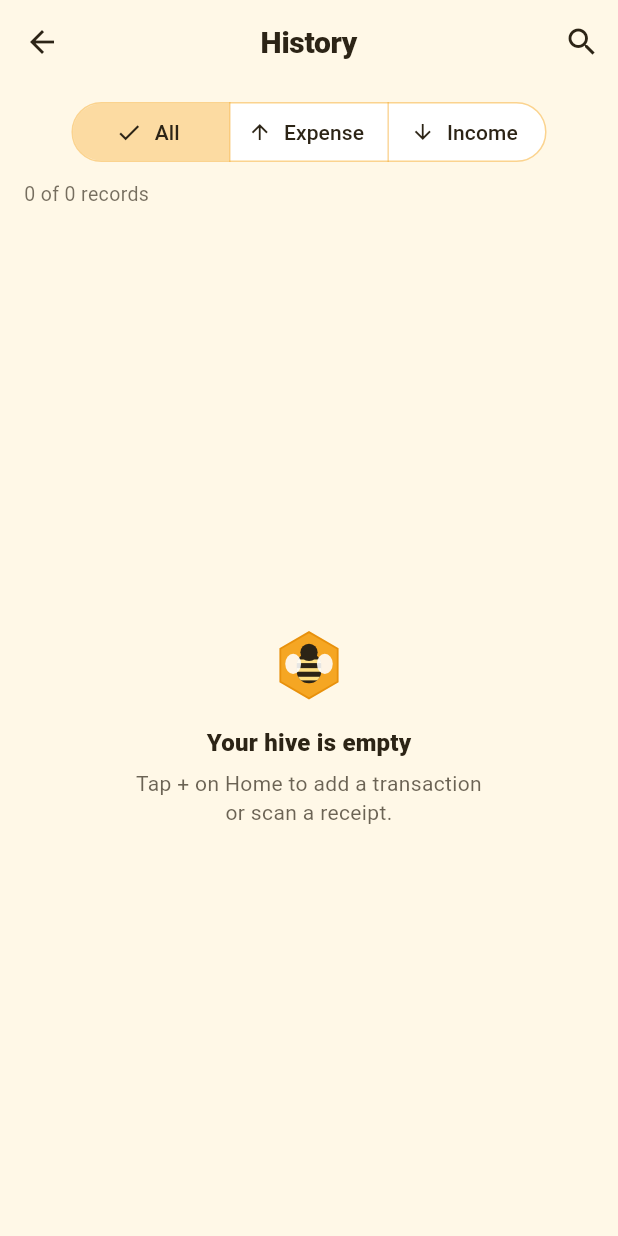
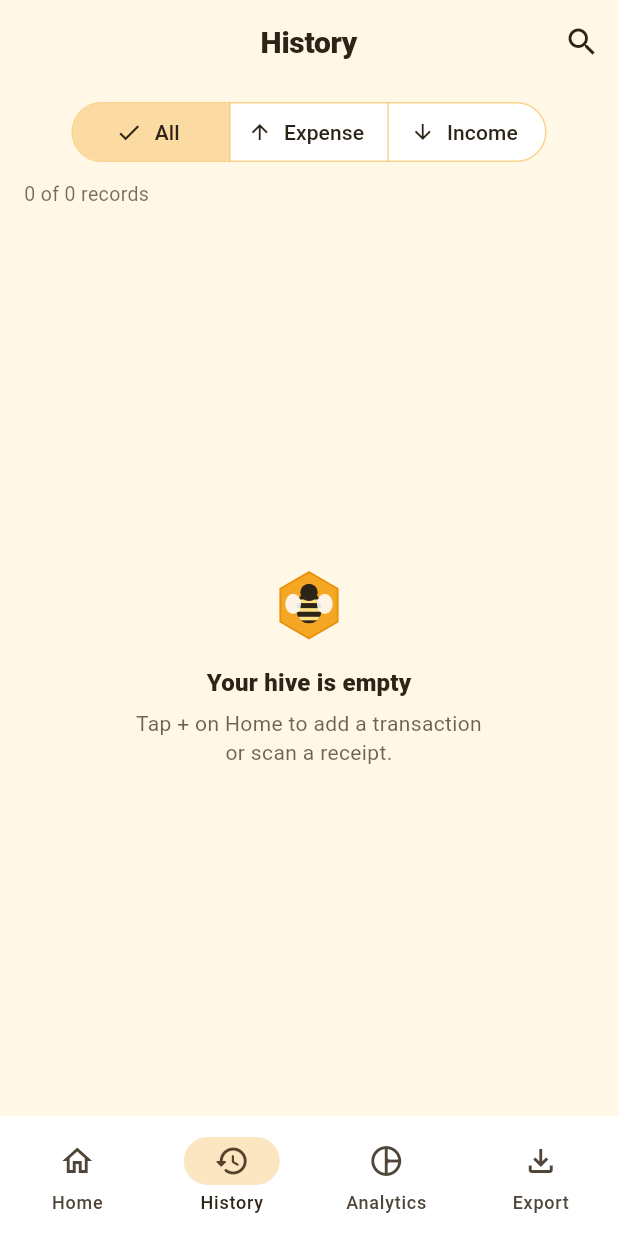
Before and after one commit to NEONNEKO3331/PersonalFinanceTracker, a Flutter app: the HomeScreen screen opened by its route, after a tap on "This week", after a tap on "This month", after a tap on "History", on a phone screen of 412 x 824 dp. Run offline on Flutter 3.47's test engine with Material 3 defaults, Android fonts, the phone set to English and light mode, and no system bars; our stand-ins replace drift, fl_chart, flutter_riverpod, go_router, image_picker, shared_preferences; missing offline and left inert: paddle_ocr_flutter; accounts and stored records are empty; generated files the repository leaves out were written again.

Commit message:
feat: bottom nav + Analytics pie chart page

```diff
--- a/lib/app/router.dart
+++ b/lib/app/router.dart
@@ -2,18 +2,56 @@ import 'package:flutter/material.dart';
 import 'package:go_router/go_router.dart';
 
 import '../domain/entities/transaction.dart';
+import '../presentation/screens/add_transaction/add_transaction_screen.dart';
+import '../presentation/screens/analytics/analytics_screen.dart';
+import '../presentation/screens/export/export_screen.dart';
+import '../presentation/screens/history/history_screen.dart';
 import '../presentation/screens/home/home_screen.dart';
-import '../presentation/screens/add_transaction/add_transaction_screen.dart';
 import '../presentation/screens/scan_receipt/scan_receipt_screen.dart';
 import '../presentation/screens/settings/settings_screen.dart';
-import '../presentation/screens/history/history_screen.dart';
+import '../presentation/screens/shell/main_shell.dart';
 
 final appRouter = GoRouter(
   initialLocation: '/',
   routes: [
-    GoRoute(
-      path: '/',
-      builder: (context, state) => const HomeScreen(),
+    StatefulShellRoute.indexedStack(
+      builder: (context, state, navigationShell) {
+        return MainShell(navigationShell: navigationShell);
+      },
+      branches: [
+        StatefulShellBranch(
+          routes: [
+            GoRoute(
+              path: '/',
+              builder: (context, state) => const HomeScreen(),
+            ),
+          ],
+        ),
+        StatefulShellBranch(
+          routes: [
+            GoRoute(
+              path: '/history',
+              builder: (context, state) => const HistoryScreen(),
+            ),
+          ],
+        ),
+        StatefulShellBranch(
+          routes: [
+            GoRoute(
+              path: '/analytics',
+              builder: (context, state) => const AnalyticsScreen(),
+            ),
+          ],
+        ),
+        StatefulShellBranch(
+          routes: [
+            GoRoute(
+              path: '/export',
+              builder: (context, state) => const ExportScreen(),
+            ),
+          ],
+        ),
+      ],
     ),
     GoRoute(
       path: '/add',
@@ -35,9 +73,5 @@ final appRouter = GoRouter(
       path: '/settings',
       builder: (context, state) => const SettingsScreen(),
     ),
-    GoRoute(
-      path: '/history',
-      builder: (context, state) => const HistoryScreen(),
-    ),
   ],
 );
--- /dev/null
+++ b/lib/presentation/screens/analytics/analytics_screen.dart
@@ -0,0 +1,443 @@
+import 'package:fl_chart/fl_chart.dart';
+import 'package:flutter/material.dart';
+import 'package:flutter_riverpod/flutter_riverpod.dart';
+import 'package:go_router/go_router.dart';
+import 'package:intl/intl.dart';
+
+import '../../../app/theme.dart';
+import '../../../domain/entities/transaction.dart';
+import '../../providers/transaction_provider.dart';
+import '../../widgets/bee_brand.dart';
+
+/// Detailed spend analysis: pie chart + category breakdown + period toggle.
+class AnalyticsScreen extends ConsumerWidget {
+  const AnalyticsScreen({super.key});
+
+  @override
+  Widget build(BuildContext context, WidgetRef ref) {
+    final asyncTx = ref.watch(transactionsProvider);
+    final period = ref.watch(homePeriodProvider);
+    final currency = NumberFormat.currency(symbol: 'RM ', decimalDigits: 2);
+    final notifier = ref.read(transactionsProvider.notifier);
+    final onSurface = Theme.of(context).colorScheme.onSurface;
+
+    return Scaffold(
+      appBar: AppBar(
+        title: const Text('Analytics'),
+        actions: [
+          IconButton(
+            icon: const Icon(Icons.settings_outlined),
+            tooltip: 'Settings',
+            onPressed: () => context.push('/settings'),
+          ),
+        ],
+      ),
+      body: asyncTx.when(
+        loading: () => const Center(child: CircularProgressIndicator()),
+        error: (e, _) => Center(child: Text('Error: $e')),
+        data: (list) {
+          final filtered = notifier.filterByPeriod(list, period);
+          final summary = notifier.summary(filtered);
+          // All expense categories (no limit) for full pie.
+          final catTotals = notifier.topExpenseCategories(filtered, limit: 99);
+          final totalExpense = summary.expense;
+
+          return ListView(
+            padding: const EdgeInsets.fromLTRB(16, 8, 16, 24),
+            children: [
+              SegmentedButton<HomePeriod>(
+                segments: const [
+                  ButtonSegment(
+                    value: HomePeriod.week,
+                    label: Text('This week'),
+                    icon: Icon(Icons.view_week_outlined, size: 18),
+                  ),
+                  ButtonSegment(
+                    value: HomePeriod.month,
+                    label: Text('This month'),
+                    icon: Icon(Icons.calendar_month_outlined, size: 18),
+                  ),
+                ],
+                selected: {period},
+                onSelectionChanged: (s) {
+                  ref.read(homePeriodProvider.notifier).state = s.first;
+                },
+              ),
+              const SizedBox(height: 16),
+              _SummaryStrip(
+                income: currency.format(summary.income),
+                expense: currency.format(summary.expense),
+                balance: currency.format(summary.balance),
+              ),
+              const SizedBox(height: 22),
+              const BeeSectionTitle(title: 'Expense by category'),
+              const SizedBox(height: 12),
+              if (catTotals.isEmpty)
+                Card(
+                  child: Padding(
+                    padding: const EdgeInsets.symmetric(
+                      vertical: 40,
+                      horizontal: 24,
+                    ),
+                    child: Column(
+                      children: [
+                        Icon(
+                          Icons.pie_chart_outline_rounded,
+                          size: 48,
+                          color: onSurface.withValues(alpha: 0.35),
+                        ),
+                        const SizedBox(height: 12),
+                        Text(
+                          'No expenses in this period',
+                          style: TextStyle(
+                            fontWeight: FontWeight.w700,
+                            color: onSurface.withValues(alpha: 0.7),
+                          ),
+                        ),
+                        const SizedBox(height: 4),
+                        Text(
+                          'Add or scan a receipt to see the breakdown.',
+                          textAlign: TextAlign.center,
+                          style: TextStyle(
+                            color: onSurface.withValues(alpha: 0.55),
+                            fontSize: 13,
+                          ),
+                        ),
+                      ],
+                    ),
+                  ),
+                )
+              else ...[
+                Card(
+                  child: Padding(
+                    padding: const EdgeInsets.fromLTRB(12, 20, 12, 12),
+                    child: Column(
+                      children: [
+                        SizedBox(
+                          height: 220,
+                          child: _ExpensePie(
+                            items: catTotals,
+                            total: totalExpense,
+                          ),
+                        ),
+                        const SizedBox(height: 8),
+                        Text(
+                          'Total expense  ${currency.format(totalExpense)}',
+                          style: TextStyle(
+                            fontWeight: FontWeight.w800,
+                            color: onSurface,
+                            fontSize: 14,
+                          ),
+                        ),
+                      ],
+                    ),
+                  ),
+                ),
+                const SizedBox(height: 18),
+                const BeeSectionTitle(title: 'Breakdown'),
+                const SizedBox(height: 10),
+                Card(
+                  child: Padding(
+                    padding: const EdgeInsets.fromLTRB(16, 14, 16, 16),
+                    child: Column(
+                      children: [
+                        for (var i = 0; i < catTotals.length; i++) ...[
+                          if (i > 0) const SizedBox(height: 14),
+                          _BreakdownRow(
+                            category: catTotals[i].category,
+                            amount: catTotals[i].amount,
+                            fraction: totalExpense > 0
+                                ? catTotals[i].amount / totalExpense
+                                : 0,
+                            currency: currency,
+                          ),
+                        ],
+                      ],
+                    ),
+                  ),
+                ),
+              ],
+            ],
+          );
+        },
+      ),
+    );
+  }
+}
+
+class _SummaryStrip extends StatelessWidget {
+  final String income;
+  final String expense;
+  final String balance;
+
+  const _SummaryStrip({
+    required this.income,
+    required this.expense,
+    required this.balance,
+  });
+
+  @override
+  Widget build(BuildContext context) {
+    return Row(
+      children: [
+        Expanded(
+          child: _StatChip(
+            label: 'Income',
+            value: income,
+            color: BeeColors.nectarGreen,
+          ),
+        ),
+        const SizedBox(width: 8),
+        Expanded(
+          child: _StatChip(
+            label: 'Expense',
+            value: expense,
+            color: BeeColors.stingRed,
+          ),
+        ),
+        const SizedBox(width: 8),
+        Expanded(
+          child: _StatChip(
+            label: 'Balance',
+            value: balance,
+            color: BeeColors.honey,
+          ),
+        ),
+      ],
+    );
+  }
+}
+
+class _StatChip extends StatelessWidget {
+  final String label;
+  final String value;
+  final Color color;
+
+  const _StatChip({
+    required this.label,
+    required this.value,
+    required this.color,
+  });
+
+  @override
+  Widget build(BuildContext context) {
+    final onSurface = Theme.of(context).colorScheme.onSurface;
+    return Card(
+      child: Padding(
+        padding: const EdgeInsets.symmetric(vertical: 12, horizontal: 8),
+        child: Column(
+          children: [
+            Text(
+              label,
+              style: TextStyle(
+                fontSize: 11,
+                fontWeight: FontWeight.w600,
+                color: onSurface.withValues(alpha: 0.65),
+              ),
+            ),
+            const SizedBox(height: 4),
+            Text(
+              value,
+              maxLines: 1,
+              overflow: TextOverflow.ellipsis,
+              style: TextStyle(
+                fontWeight: FontWeight.w800,
+                fontSize: 13,
+                color: color,
+              ),
+            ),
+          ],
+        ),
+      ),
+    );
+  }
+}
+
+class _ExpensePie extends StatefulWidget {
+  final List<({String category, double amount})> items;
+  final double total;
+
+  const _ExpensePie({required this.items, required this.total});
+
+  @override
+  State<_ExpensePie> createState() => _ExpensePieState();
+}
+
+class _ExpensePieState extends State<_ExpensePie> {
+  int _touched = -1;
+
+  @override
+  Widget build(BuildContext context) {
+    final sections = <PieChartSectionData>[];
+    for (var i = 0; i < widget.items.length; i++) {
+      final item = widget.items[i];
+      final color = Categories.color(item.category);
+      final pct = widget.total > 0 ? (item.amount / widget.total * 100) : 0.0;
+      final selected = i == _touched;
+      sections.add(
+        PieChartSectionData(
+          color: color,
+          value: item.amount,
+          title: pct >= 6 ? '${pct.round()}%' : '',
+          radius: selected ? 78 : 68,
+          titleStyle: const TextStyle(
+            fontSize: 12,
+            fontWeight: FontWeight.w800,
+            color: Colors.white,
+            shadows: [Shadow(blurRadius: 2, color: Colors.black26)],
+          ),
+          badgeWidget: selected
+              ? _PieBadge(
+                  label: Categories.displayName(item.category),
+                  color: color,
+                )
+              : null,
+          badgePositionPercentageOffset: 1.25,
+        ),
+      );
+    }
+
+    return PieChart(
+      PieChartData(
+        sectionsSpace: 2,
+        centerSpaceRadius: 36,
+        pieTouchData: PieTouchData(
+          touchCallback: (event, response) {
+            setState(() {
+              if (!event.isInterestedForInteractions ||
+                  response == null ||
+                  response.touchedSection == null) {
+                _touched = -1;
+                return;
+              }
+              _touched = response.touchedSection!.touchedSectionIndex;
+            });
+          },
+        ),
+        sections: sections,
+      ),
+    );
+  }
+}
+
+class _PieBadge extends StatelessWidget {
+  final String label;
+  final Color color;
+
+  const _PieBadge({required this.label, required this.color});
+
+  @override
+  Widget build(BuildContext context) {
+    return Container(
+      padding: const EdgeInsets.symmetric(horizontal: 8, vertical: 4),
+      decoration: BoxDecoration(
+        color: color,
+        borderRadius: BorderRadius.circular(8),
+        boxShadow: const [
+          BoxShadow(blurRadius: 4, color: Colors.black26, offset: Offset(0, 1)),
+        ],
+      ),
+      child: Text(
+        label,
+        style: const TextStyle(
+          color: Colors.white,
+          fontSize: 11,
+          fontWeight: FontWeight.w700,
+        ),
+      ),
+    );
+  }
+}
+
+class _BreakdownRow extends StatelessWidget {
+  final String category;
+  final double amount;
+  final double fraction;
+  final NumberFormat currency;
+
+  const _BreakdownRow({
+    required this.category,
+    required this.amount,
+    required this.fraction,
+    required this.currency,
+  });
+
+  @override
+  Widget build(BuildContext context) {
+    final color = Categories.color(category);
+    final name = Categories.displayName(category);
+    final pct = (fraction * 100).round();
+    final onSurface = Theme.of(context).colorScheme.onSurface;
+    final muted = onSurface.withValues(alpha: 0.65);
+
+    return Row(
+      children: [
+        CircleAvatar(
+          radius: 16,
+          backgroundColor: color.withValues(alpha: 0.15),
+          child: Icon(Categories.icon(category), color: color, size: 16),
+        ),
+        const SizedBox(width: 10),
+        Expanded(
+          child: Column(
+            crossAxisAlignment: CrossAxisAlignment.start,
+            children: [
+              Row(
+                children: [
+                  Expanded(
+                    child: Text(
+                      name,
+                      maxLines: 1,
+                      overflow: TextOverflow.ellipsis,
+                      style: TextStyle(
+                        fontWeight: FontWeight.w700,
+                        color: onSurface,
+                      ),
+                    ),
+                  ),
+                  Text(
+                    currency.format(amount),
+                    style: TextStyle(
+                      fontWeight: FontWeight.w800,
+                      color: color,
+                      fontSize: 13,
+                    ),
+                  ),
+                ],
+              ),
+              const SizedBox(height: 6),
+              Row(
+                children: [
+                  Expanded(
+                    child: ClipRRect(
+                      borderRadius: BorderRadius.circular(4),
+                      child: LinearProgressIndicator(
+                        value: fraction.clamp(0.0, 1.0),
+                        minHeight: 6,
+                        backgroundColor: color.withValues(alpha: 0.12),
+                        color: color,
+                      ),
+                    ),
+                  ),
+                  const SizedBox(width: 10),
+                  SizedBox(
+                    width: 36,
+                    child: Text(
+                      '$pct%',
+                      textAlign: TextAlign.right,
+                      style: TextStyle(
+                        fontSize: 12,
+                        fontWeight: FontWeight.w700,
+                        color: muted,
+                      ),
+                    ),
+                  ),
+                ],
+              ),
+            ],
+          ),
+        ),
+      ],
+    );
+  }
+}
--- a/lib/presentation/screens/home/home_screen.dart
+++ b/lib/presentation/screens/home/home_screen.dart
@@ -62,12 +62,8 @@ class HomeScreen extends ConsumerWidget {
         title: const BeeAppTitle(subtitle: 'Track · Save · Thrive'),
         actions: [
           IconButton(
-            icon: const Icon(Icons.history),
-            tooltip: 'History',
-            onPressed: () => context.push('/history'),
-          ),
-          IconButton(
             icon: const Icon(Icons.settings_outlined),
+            tooltip: 'Settings',
             onPressed: () => context.push('/settings'),
           ),
         ],
@@ -127,7 +123,7 @@ class HomeScreen extends ConsumerWidget {
                 BeeSectionTitle(
                   title: 'Recent',
                   trailing: TextButton(
-                    onPressed: () => context.push('/history'),
+                    onPressed: () => context.go('/history'),
                     child: Text(
                       list.isEmpty ? 'History' : 'See all (${list.length})',
                       style: const TextStyle(fontWeight: FontWeight.w600),
--- /dev/null
+++ b/lib/presentation/screens/shell/main_shell.dart
@@ -0,0 +1,57 @@
+import 'package:flutter/material.dart';
+import 'package:go_router/go_router.dart';
+
+import '../../../app/theme.dart';
+
+/// Bottom navigation shell: Home · History · Analytics · Export
+class MainShell extends StatelessWidget {
+  final StatefulNavigationShell navigationShell;
+
+  const MainShell({super.key, required this.navigationShell});
+
+  void _onTap(int index) {
+    navigationShell.goBranch(
+      index,
+      // Re-tap current tab goes to initial location of that branch.
+      initialLocation: index == navigationShell.currentIndex,
+    );
+  }
+
+  @override
+  Widget build(BuildContext context) {
+    final isDark = Theme.of(context).brightness == Brightness.dark;
+
+    return Scaffold(
+      body: navigationShell,
+      bottomNavigationBar: NavigationBar(
+        selectedIndex: navigationShell.currentIndex,
+        onDestinationSelected: _onTap,
+        backgroundColor: isDark ? BeeColors.darkCard : Colors.white,
+        indicatorColor: BeeColors.honey.withValues(alpha: isDark ? 0.35 : 0.28),
+        labelBehavior: NavigationDestinationLabelBehavior.alwaysShow,
+        destinations: const [
+          NavigationDestination(
+            icon: Icon(Icons.home_outlined),
+            selectedIcon: Icon(Icons.home_rounded),
+            label: 'Home',
+          ),
+          NavigationDestination(
+            icon: Icon(Icons.history_outlined),
+            selectedIcon: Icon(Icons.history_rounded),
+            label: 'History',
+          ),
+          NavigationDestination(
+            icon: Icon(Icons.pie_chart_outline_rounded),
+            selectedIcon: Icon(Icons.pie_chart_rounded),
+            label: 'Analytics',
+          ),
+          NavigationDestination(
+            icon: Icon(Icons.file_download_outlined),
+            selectedIcon: Icon(Icons.file_download_rounded),
+            label: 'Export',
+          ),
+        ],
+      ),
+    );
+  }
+}
--- a/pubspec.yaml
+++ b/pubspec.yaml
@@ -19,6 +19,7 @@ dependencies:
   uuid: ^4.4.0
   image_picker: ^1.1.2
   shared_preferences: ^2.2.3
+  fl_chart: ^0.69.0
   # On-device PaddleOCR (Android arm64). Swap to MockOcrService if plugin unavailable.
   paddle_ocr_flutter: ^0.0.3
 
```
Also changed, not shown: lib/presentation/screens/export/export_screen.dart (added, +73 -0 lines), pubspec.lock.
